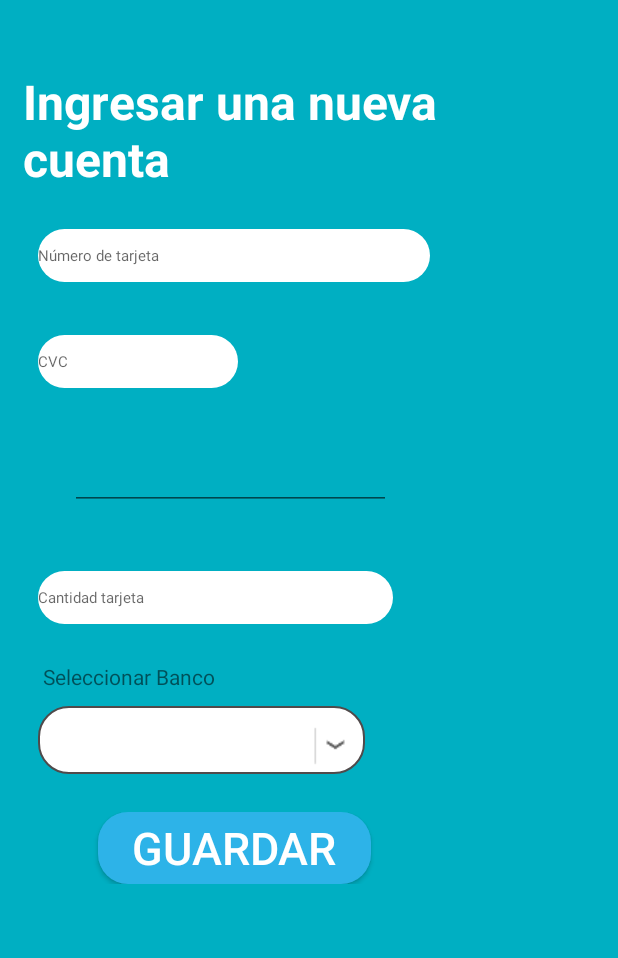
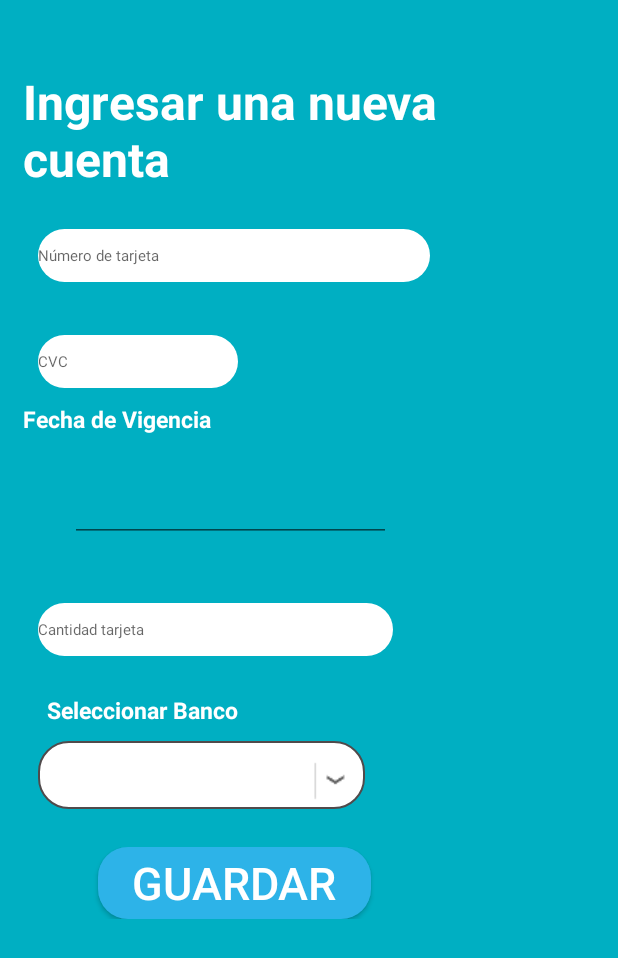
Before and after one commit to Albertopls/MyApp-master2, an Android app: the AgregarTarjeta screen opened directly, with no data from a screen before it, on a phone screen of 412 x 824 dp. Shown: the top 958 px of the screen. Run offline under Robolectric (Android 15) with nearby library versions, the phone set to English and light mode, and no system bars; libraries missing offline, so code that uses them is left out: com.felipecsl.gifimageview; 1 statement that could not run was skipped.

Commit message:
Agregar tarjeta

```diff
--- a/app/src/main/java/com/example/eduardopalacios/myapp/login.java
+++ b/app/src/main/java/com/example/eduardopalacios/myapp/login.java
@@ -90,6 +90,7 @@ public class login extends AppCompatActivity {
 
                                 if (success) {
                                     String first_name = jsonResponse.getString("first_name");
+                                    String last_name= jsonResponse.getString("last_name");
                                     String usuario_id = jsonResponse.getString("user_id");
                                     String email = jsonResponse.getString("email");
                                     int id_usuario = Integer.parseInt(usuario_id);
@@ -102,6 +103,7 @@ public class login extends AppCompatActivity {
                                     prefid.escribePreferencia_userid(id_usuario);
                                     prefid.escribePreferencia_nombreusuario(first_name);
                                     prefid.escribePreferencia_email(email);
+                                    prefid.escribePreferencia_last_name(last_name);
                                 } else {
                                     AlertDialog.Builder builder = new AlertDialog.Builder(login.this);
                                     builder.setMessage("Esta cuenta no existe").setNegativeButton("Intentar de nuevo", null).create().show();
--- a/app/src/main/res/layout/activity_agregar_tarjeta.xml
+++ b/app/src/main/res/layout/activity_agregar_tarjeta.xml
@@ -85,6 +85,22 @@
             </LinearLayout>
 
             <LinearLayout
+                android:layout_width="match_parent"
+                android:layout_height="match_parent"
+                android:orientation="horizontal">
+
+                <TextView
+                    android:id="@+id/textView3"
+                    android:layout_width="match_parent"
+                    android:layout_height="wrap_content"
+                    android:layout_gravity="center_vertical"
+                    android:textColor="#FFFFFF"
+                    android:textSize="15sp"
+                    android:textStyle="bold"
+                    android:text="Fecha de Vigencia" />
+            </LinearLayout>
+
+            <LinearLayout
                 android:layout_width="fill_parent"
                 android:layout_height="wrap_content"
                 android:layout_marginBottom="15dp"
@@ -148,6 +164,7 @@
                     android:layout_height="wrap_content"
                     android:layout_weight="0.49"
                     android:ems="10"
+                    android:maxLength="5"
                     android:hint="Cantidad tarjeta"
                     android:inputType="numberDecimal" />
 
@@ -160,8 +177,12 @@
 
                 <TextView
                     android:id="@+id/textospinner"
-                    android:layout_width="wrap_content"
+                    android:layout_width="match_parent"
                     android:layout_height="wrap_content"
+                    android:layout_gravity="center_vertical"
+                    android:textColor="#FFFFFF"
+                    android:textSize="15sp"
+                    android:textStyle="bold"
                     android:text="    Seleccionar Banco" />
 
                 <Spinner
```
Also changed, not shown: app/src/main/java/com/example/eduardopalacios/myapp/FragmentAgregarTarjeta.java (+2 -9 lines), app/src/main/java/com/example/eduardopalacios/myapp/FragmentPerfil.java (+92 -16 lines), app/src/main/java/com/example/eduardopalacios/myapp/PreferenciasUsuario.java (+22 -0 lines), app/src/main/res/layout/fragment_fragment_perfil.xml (+14 -5 lines), 2 other files.
